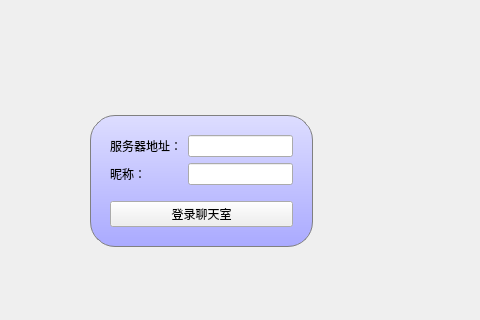
Before: the Qt Designer form Lab4-ChatRoom/ChatClient/mainwindow.ui in Maijunc/QtCourse, drawn with Qt 5; both pictures show x 162 to 642 and y 81 to 401 of the 727 by 487 pixel window.
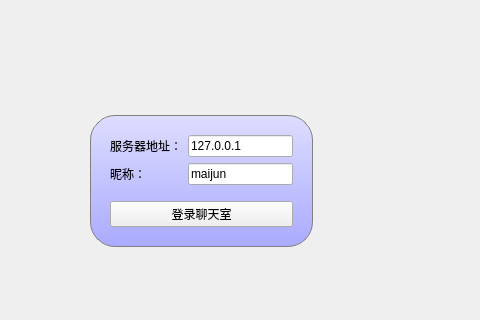
After: the same form once the commit is applied. The open tabs and pages were chosen to show the change.

Diff of the .ui file:
```diff
--- a/Lab4-ChatRoom/ChatClient/mainwindow.ui
+++ b/Lab4-ChatRoom/ChatClient/mainwindow.ui
@@ -127,7 +127,11 @@
               </widget>
              </item>
              <item row="0" column="1">
-              <widget class="QLineEdit" name="serverEdit"/>
+              <widget class="QLineEdit" name="serverEdit">
+               <property name="text">
+                <string>127.0.0.1</string>
+               </property>
+              </widget>
              </item>
              <item row="1" column="0">
               <widget class="QLabel" name="label_3">
@@ -137,7 +141,11 @@
               </widget>
              </item>
              <item row="1" column="1">
-              <widget class="QLineEdit" name="usernameEdit"/>
+              <widget class="QLineEdit" name="usernameEdit">
+               <property name="text">
+                <string>maijun</string>
+               </property>
+              </widget>
              </item>
             </layout>
            </item>
```
Left out of the diff: 2 changed lines with no effect on the pictures.
